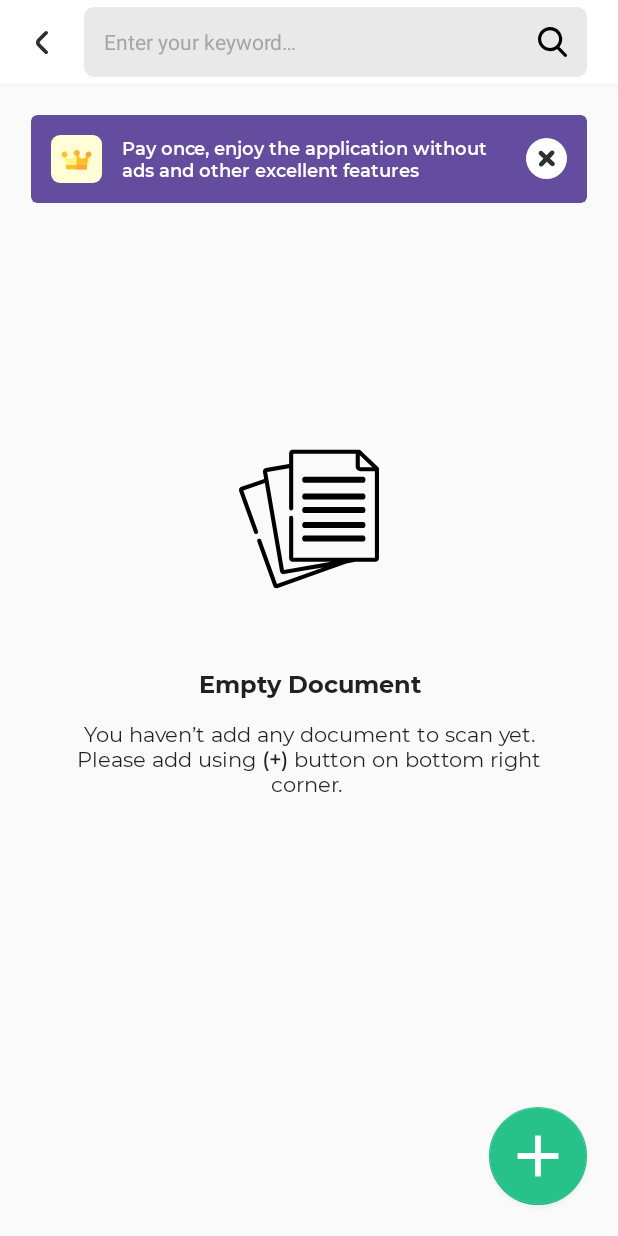
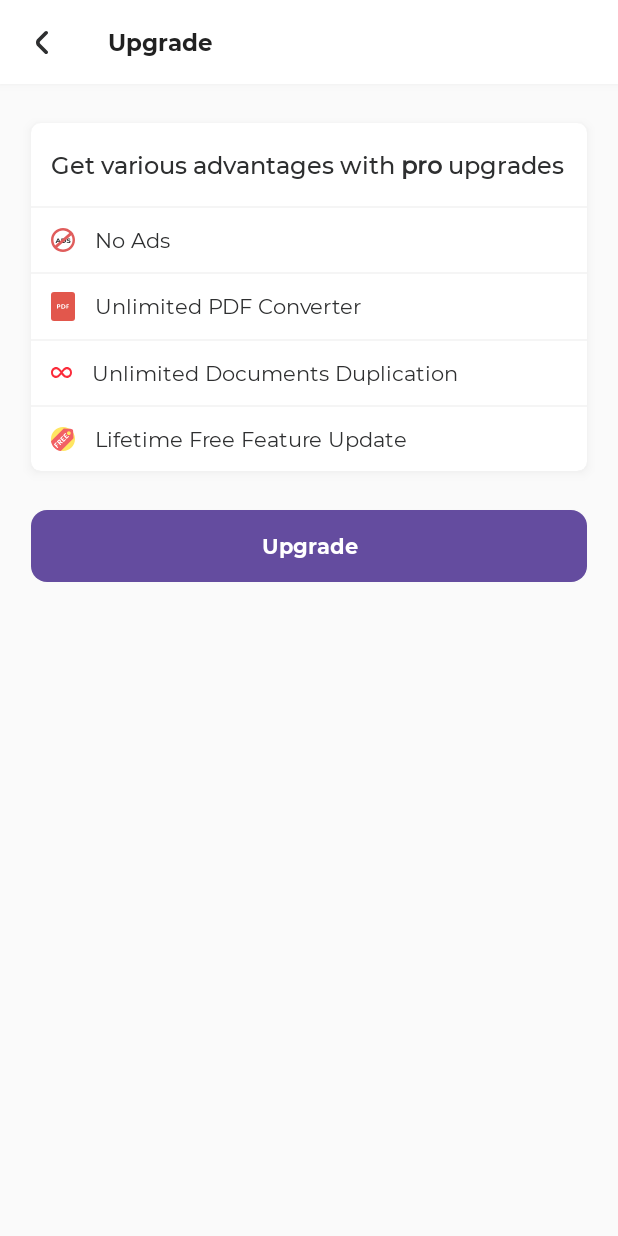
Before and after one commit to Codingle-House/RolllPDF, an Android app: the screen it shows after launch (MainActivity before the commit, ProActivity after it), after a tap on an icon or button, on a phone screen of 412 x 824 dp. Run offline under Robolectric (Android 15) with nearby library versions, the phone set to English and light mode, and no system bars; our stand-ins replace Dagger/Hilt's generated code, Room's generated code, sdp/ssp sizes; libraries missing offline, so code that uses them is left out: me.everything.android, pub.devrel.easypermissions; 2 statements that could not run were skipped; 2 other taps on this screen came first.

Commit message:
[irfan] feat: show pro activity

```diff
--- a/app/src/main/AndroidManifest.xml
+++ b/app/src/main/AndroidManifest.xml
@@ -56,6 +56,10 @@
             android:name=".presentation.detail.DocumentDetailActivity"
             android:screenOrientation="portrait" />
 
+        <activity
+            android:name=".presentation.pro.ProActivity"
+            android:screenOrientation="portrait" />
+
         <provider
             android:name="androidx.core.content.FileProvider"
             android:authorities="id.co.rolllpdf.provider"
--- a/app/src/main/java/id/co/rolllpdf/presentation/detail/DocumentDetailActivity.kt
+++ b/app/src/main/java/id/co/rolllpdf/presentation/detail/DocumentDetailActivity.kt
@@ -21,6 +21,7 @@ import id.co.rolllpdf.presentation.detail.adapter.DocumentDetailAdapter
 import id.co.rolllpdf.presentation.dialog.DeleteConfirmationDialog
 import id.co.rolllpdf.presentation.dialog.EditDocumentDialog
 import id.co.rolllpdf.presentation.imageprocessing.ImageProcessingActivity
+import id.co.rolllpdf.presentation.pro.ProActivity
 import id.co.rolllpdf.util.decorator.SpaceItemDecoration
 import id.co.rolllpdf.util.overscroll.NestedScrollViewOverScrollDecorAdapter
 import me.everything.android.ui.overscroll.VerticalOverScrollBounceEffectDecorator
@@ -154,15 +155,18 @@ class DocumentDetailActivity : BaseActivity(), EasyPermissions.PermissionCallbac
 
     private fun showProView() {
         with(binding.documentdetailsViewPro) {
-            setListener {
-                setListener { action ->
-                    when (action) {
-                        DialogProFeatureView.Action.Click -> {
+            setListener { action ->
+                when (action) {
+                    DialogProFeatureView.Action.Click -> {
+                        val intent = Intent(this@DocumentDetailActivity, ProActivity::class.java)
+                        startActivity(intent)
+                        overridePendingTransition(
+                            R.anim.transition_anim_slide_in_right,
+                            R.anim.transition_anim_slide_out_left
+                        )
+                    }
+                    DialogProFeatureView.Action.Close -> {
 
-                        }
-                        DialogProFeatureView.Action.Close -> {
-
-                        }
                     }
                 }
             }
--- a/app/src/main/java/id/co/rolllpdf/presentation/main/MainActivity.kt
+++ b/app/src/main/java/id/co/rolllpdf/presentation/main/MainActivity.kt
@@ -26,6 +26,7 @@ import id.co.rolllpdf.presentation.customview.DialogProFeatureView
 import id.co.rolllpdf.presentation.detail.DocumentDetailActivity
 import id.co.rolllpdf.presentation.dialog.DeleteConfirmationDialog
 import id.co.rolllpdf.presentation.main.adapter.MainAdapter
+import id.co.rolllpdf.presentation.pro.ProActivity
 import id.co.rolllpdf.util.decorator.SpaceItemDecoration
 import id.co.rolllpdf.util.overscroll.NestedScrollViewOverScrollDecorAdapter
 import kotlinx.coroutines.ExperimentalCoroutinesApi
@@ -160,15 +161,18 @@ class MainActivity : BaseActivity(), EasyPermissions.PermissionCallbacks,
 
     private fun showProView() {
         with(binding.mainViewPro) {
-            setListener {
-                setListener { action ->
-                    when (action) {
-                        DialogProFeatureView.Action.Click -> {
+            setListener { action ->
+                when (action) {
+                    DialogProFeatureView.Action.Click -> {
+                        val intent = Intent(this@MainActivity, ProActivity::class.java)
+                        startActivity(intent)
+                        overridePendingTransition(
+                            R.anim.transition_anim_slide_in_right,
+                            R.anim.transition_anim_slide_out_left
+                        )
+                    }
+                    DialogProFeatureView.Action.Close -> {
 
-                        }
-                        DialogProFeatureView.Action.Close -> {
-
-                        }
                     }
                 }
             }
--- /dev/null
+++ b/app/src/main/java/id/co/rolllpdf/presentation/pro/ProActivity.kt
@@ -0,0 +1,51 @@
+package id.co.rolllpdf.presentation.pro
+
+import id.co.rolllpdf.R
+import id.co.rolllpdf.base.BaseActivity
+import id.co.rolllpdf.databinding.ActivityProBinding
+import id.co.rolllpdf.util.overscroll.NestedScrollViewOverScrollDecorAdapter
+import me.everything.android.ui.overscroll.VerticalOverScrollBounceEffectDecorator
+
+/**
+ * Created by pertadima on 07,March,2021
+ */
+class ProActivity : BaseActivity() {
+
+    private val binding by lazy {
+        ActivityProBinding.inflate(layoutInflater)
+    }
+
+    override fun setupViewBinding() {
+        val view = binding.root
+        setContentView(view)
+    }
+
+    override fun setupUi() {
+        changeStatusBarTextColor(true)
+        changeStatusBarColor(android.R.color.white)
+        setupToolbar()
+        initOverScroll()
+    }
+
+    override fun onViewModelObserver() {
+
+    }
+
+    private fun setupToolbar() {
+        binding.proToolbar.setNavigationOnClickListener { finish() }
+    }
+
+    private fun initOverScroll() {
+        VerticalOverScrollBounceEffectDecorator(
+            NestedScrollViewOverScrollDecorAdapter(binding.proScrollview)
+        )
+    }
+
+    override fun finish() {
+        super.finish()
+        overridePendingTransition(
+            R.anim.transition_anim_slide_in_left,
+            R.anim.transition_anim_slide_out_right
+        )
+    }
+}
--- /dev/null
+++ b/app/src/main/res/drawable/general_ic_free.xml
@@ -0,0 +1,42 @@
+<vector xmlns:android="http://schemas.android.com/apk/res/android"
+    android:width="16dp"
+    android:height="16dp"
+    android:viewportWidth="16"
+    android:viewportHeight="16">
+  <path
+      android:pathData="M16,8C16,12.4183 12.4183,16 8,16C7.584,16 7.1755,15.9684 6.7769,15.9072C6.4147,15.8518 6.0608,15.7717 5.7162,15.6696C2.7899,14.7993 0.5649,12.3 0.0928,9.2231C0.0326,8.8301 0.001,8.4274 0,8.0176L0,8C0,3.5817 3.5817,0 8,0C9.2271,0 10.3899,0.2762 11.429,0.77C11.6226,0.8621 11.8123,0.9617 11.9971,1.0687C12.5864,1.4093 13.1285,1.8228 13.6105,2.2969C14.2749,2.9508 14.8254,3.7195 15.23,4.5714C15.7238,5.6105 16,6.7732 16,8Z"
+      android:strokeWidth="1"
+      android:fillColor="#FFE662"
+      android:fillType="evenOdd"
+      android:strokeColor="#00000000"/>
+  <path
+      android:pathData="M14.8713,4.8635L14.7353,2.4386C14.6997,1.8058 14.1944,1.3008 13.5618,1.2652L12.7319,1.2187L11.1371,1.1289L8.8708,1.0015C8.6065,0.9866 8.3485,1.0851 8.1613,1.2723L0,9.4334C0.5183,12.8121 3.188,15.4817 6.5667,16L14.7278,7.8387C14.9148,7.6516 15.0133,7.3937 14.9986,7.1295L14.8713,4.8635ZM12.8097,5.0066C12.3083,5.508 11.495,5.5083 10.9936,5.0069C10.4919,4.5049 10.4922,3.6917 10.9936,3.1903C11.495,2.6889 12.3083,2.6886 12.8103,3.1903C13.3117,3.6917 13.3113,4.5049 12.8097,5.0066Z"
+      android:strokeWidth="1"
+      android:fillColor="#F26065"
+      android:fillType="nonZero"
+      android:strokeColor="#00000000"/>
+  <path
+      android:pathData="M2.0613,11.7994C1.9535,11.6913 2.0141,11.5224 2.1286,11.4076L3.2972,10.2352C3.4085,10.1236 3.5734,10.1946 3.6812,10.3027C3.8058,10.4278 3.8564,10.5932 3.7553,10.6946L2.8831,11.5697L3.4523,12.1407L3.9608,11.6305C4.0619,11.5292 4.2168,11.5697 4.3245,11.6779C4.4154,11.769 4.4761,11.9245 4.365,12.0359L3.8564,12.5461L4.7253,13.4178C4.8331,13.5259 4.7557,13.7118 4.6244,13.8435C4.4929,13.9752 4.3077,14.053 4.2,13.9449L2.0613,11.7994Z"
+      android:strokeWidth="1"
+      android:fillColor="#FFFFFF"
+      android:fillType="evenOdd"
+      android:strokeColor="#00000000"/>
+  <path
+      android:pathData="M3.9945,9.8533C3.9103,9.7688 3.9002,9.6303 3.9979,9.5323L4.6951,8.8329C5.1565,8.37 5.6953,8.1741 6.2443,8.7248C6.6215,9.1033 6.6653,9.4918 6.5205,9.8196L7.6757,10.1541C7.7093,10.1608 7.7362,10.1811 7.7531,10.198C7.8845,10.3297 7.8508,10.6472 7.6958,10.8027C7.6285,10.8703 7.5376,10.9075 7.4298,10.8736L6.0725,10.4378L5.8502,10.6608L6.662,11.4751C6.7697,11.5832 6.6922,11.7691 6.5609,11.9008C6.4296,12.0326 6.2443,12.1102 6.1365,12.0022L3.9945,9.8533ZM4.8197,9.627L5.4461,10.2553L5.7795,9.921C5.9681,9.7317 6.0052,9.5392 5.7695,9.3027C5.5336,9.0662 5.3416,9.1033 5.1531,9.2925L4.8197,9.627Z"
+      android:strokeWidth="1"
+      android:fillColor="#FFFFFF"
+      android:fillType="nonZero"
+      android:strokeColor="#00000000"/>
+  <path
+      android:pathData="M7.5578,8.0221L8.063,7.5154C8.1641,7.414 8.3189,7.4545 8.4267,7.5626C8.5176,7.6538 8.5782,7.8092 8.4671,7.9207L7.9619,8.4275L8.5345,9.0019L9.4371,8.0963C9.5382,7.9951 9.7032,8.0457 9.8279,8.1707C9.9356,8.2788 10.0063,8.4444 9.8952,8.5559L8.6962,9.7587C8.5817,9.8736 8.4133,9.9344 8.3056,9.8263L6.1669,7.6808C6.059,7.5727 6.1197,7.4038 6.2343,7.2888L7.4332,6.0861C7.5444,5.9746 7.7093,6.0456 7.8171,6.1537C7.9417,6.2787 7.9923,6.4443 7.8912,6.5457L6.9886,7.4511L7.5578,8.0221Z"
+      android:strokeWidth="1"
+      android:fillColor="#FFFFFF"
+      android:fillType="evenOdd"
+      android:strokeColor="#00000000"/>
+  <path
+      android:pathData="M9.5751,5.9983L10.0804,5.4916C10.1814,5.3902 10.3363,5.4308 10.4441,5.5389C10.535,5.6301 10.5956,5.7854 10.4845,5.8969L9.9793,6.4037L10.5518,6.9781L11.4545,6.0727C11.5556,5.9713 11.7206,6.0219 11.8451,6.1469C11.953,6.2551 12.0237,6.4206 11.9126,6.5321L10.7135,7.7349C10.599,7.8498 10.4307,7.9106 10.3229,7.8025L8.1843,5.657C8.0765,5.5489 8.137,5.38 8.2515,5.2652L9.4505,4.0623C9.5618,3.9509 9.7267,4.0218 9.8344,4.1299C9.9591,4.2549 10.0097,4.4205 9.9086,4.5219L9.006,5.4273L9.5751,5.9983Z"
+      android:strokeWidth="1"
+      android:fillColor="#FFFFFF"
+      android:fillType="evenOdd"
+      android:strokeColor="#00000000"/>
+</vector>
--- /dev/null
+++ b/app/src/main/res/drawable/general_ic_noads.xml
@@ -0,0 +1,18 @@
+<vector xmlns:android="http://schemas.android.com/apk/res/android"
+    android:width="16dp"
+    android:height="16dp"
+    android:viewportWidth="16"
+    android:viewportHeight="16">
+  <path
+      android:pathData="M5.7815,9.9503L5.5011,9.3287L4.0312,9.3287L3.7508,9.9503L3,9.9503L4.4111,7.0497L5.1348,7.0497L6.5504,9.9503L5.7815,9.9503ZM4.2664,8.8191L5.2705,8.8191L4.7684,7.7086L4.2664,8.8191ZM6.8806,9.9503L6.8806,7.0497L8.3189,7.0497C9.3546,7.0497 10.0647,7.6215 10.0647,8.5C10.0647,9.3785 9.3546,9.9503 8.3189,9.9503L6.8806,9.9503ZM7.6133,9.3992L8.2827,9.3992C8.9114,9.3992 9.3229,9.0552 9.3229,8.5C9.3229,7.9448 8.9114,7.6008 8.2827,7.6008L7.6133,7.6008L7.6133,9.3992ZM11.6567,10C11.1547,10 10.6481,9.8633 10.3677,9.6644L10.6165,9.1588C10.8833,9.337 11.2813,9.4613 11.6612,9.4613C12.0954,9.4613 12.2718,9.3287 12.2718,9.1506C12.2718,8.6077 10.431,8.9807 10.431,7.9033C10.431,7.4102 10.8652,7 11.7653,7C12.1633,7 12.5703,7.087 12.8643,7.2569L12.6382,7.7666C12.3442,7.6133 12.0412,7.5387 11.7607,7.5387C11.3265,7.5387 11.1592,7.6878 11.1592,7.8702C11.1592,8.4047 13,8.0359 13,9.1008C13,9.5856 12.5613,10 11.6567,10Z"
+      android:strokeWidth="1"
+      android:fillColor="#2E2F30"
+      android:fillType="evenOdd"
+      android:strokeColor="#00000000"/>
+  <path
+      android:pathData="M13.4887,2.1798L13.5313,2.1424L14.8832,3.6852L14.7897,3.7671C15.5567,4.9949 16,6.4457 16,8C16,12.4183 12.4183,16 8,16C3.5817,16 0,12.4183 0,8C0,3.5817 3.5817,0 8,0C10.1248,0 12.0561,0.8284 13.4887,2.1798ZM4.1678,13.075C5.2335,13.8809 6.5609,14.359 8,14.359C11.512,14.359 14.359,11.512 14.359,8C14.359,6.8608 14.0594,5.7916 13.5348,4.8668L4.1678,13.075ZM2.7504,11.5896L12.2474,3.2675C11.1214,2.2562 9.6326,1.641 8,1.641C4.488,1.641 1.641,4.488 1.641,8C1.641,9.3319 2.0505,10.5681 2.7504,11.5896Z"
+      android:strokeWidth="1"
+      android:fillColor="#E05D5C"
+      android:fillType="evenOdd"
+      android:strokeColor="#00000000"/>
+</vector>
--- /dev/null
+++ b/app/src/main/res/drawable/general_ic_unlimited.xml
@@ -0,0 +1,12 @@
+<vector xmlns:android="http://schemas.android.com/apk/res/android"
+    android:width="14dp"
+    android:height="7dp"
+    android:viewportWidth="14"
+    android:viewportHeight="7">
+  <path
+      android:pathData="M10.6448,0.0002L10.5066,0.0031C10.1028,0.0201 9.7175,0.1114 9.3629,0.2647C9.3629,0.2647 8.5436,0.3985 7.121,2.2589L7.0253,2.379C5.8726,0.7934 4.8266,0.3381 4.6602,0.2732C4.6391,0.265 4.6183,0.2565 4.5975,0.248C4.2232,0.0921 3.8159,0.0046 3.3893,0.0002C1.5404,-0.0189 0.0136,1.5452 0.0001,3.474C-0.0134,5.4188 1.4939,7 3.3553,7L3.4935,6.9971C3.8973,6.98 4.2826,6.8887 4.6372,6.7355C4.6372,6.7355 5.4722,6.599 6.9198,4.6876L6.9139,4.6958L6.9469,4.7378C8.2941,6.407 9.3629,6.7355 9.3629,6.7355C9.7578,6.9061 10.1909,7 10.6448,7C12.498,7 14,5.4329 14,3.5001C14,1.5672 12.498,0.0002 10.6448,0.0002ZM5.0548,4.7372C4.5857,5.2503 4.0518,5.6463 3.3412,5.6463C2.2048,5.6463 1.2837,4.6855 1.2837,3.5001C1.2837,2.3149 2.2045,1.3541 3.3404,1.3538C3.9753,1.3535 4.4793,1.7099 4.942,2.1403C5.647,2.7958 6.1828,3.4396 6.1828,3.4396C6.1828,3.4396 5.4429,4.3121 5.0548,4.7372ZM10.6597,5.6463C10.0248,5.6466 9.5208,5.2903 9.0581,4.8599C8.3531,4.2043 7.8173,3.5606 7.8173,3.5606C7.8173,3.5606 8.5572,2.6881 8.9453,2.263C9.4144,1.7498 9.9483,1.3538 10.6589,1.3538C11.7953,1.3538 12.7164,2.3146 12.7164,3.5001C12.7164,4.6852 11.7956,5.6461 10.6597,5.6463Z"
+      android:strokeWidth="1"
+      android:fillColor="#FB2B3A"
+      android:fillType="nonZero"
+      android:strokeColor="#00000000"/>
+</vector>
--- /dev/null
+++ b/app/src/main/res/layout/activity_pro.xml
@@ -0,0 +1,154 @@
+<?xml version="1.0" encoding="utf-8"?>
+<androidx.coordinatorlayout.widget.CoordinatorLayout xmlns:android="http://schemas.android.com/apk/res/android"
+    xmlns:app="http://schemas.android.com/apk/res-auto"
+    android:layout_width="match_parent"
+    android:layout_height="match_parent"
+    android:background="@color/default_background">
+
+    <com.google.android.material.appbar.AppBarLayout
+        android:layout_width="match_parent"
+        android:layout_height="wrap_content">
+
+        <androidx.appcompat.widget.Toolbar
+            android:id="@+id/pro_toolbar"
+            android:layout_width="match_parent"
+            android:layout_height="wrap_content"
+            android:background="@android:color/white"
+            app:navigationIcon="@drawable/general_ic_chevron_left"
+            app:title="@string/pro_title_page"
+            app:titleTextAppearance="@style/ToolbarTextAppearance" />
+    </com.google.android.material.appbar.AppBarLayout>
+
+    <androidx.core.widget.NestedScrollView
+        android:id="@+id/pro_scrollview"
+        android:layout_width="match_parent"
+        android:layout_height="match_parent"
+        app:layout_behavior="com.google.android.material.appbar.AppBarLayout$ScrollingViewBehavior">
+
+        <LinearLayout
+            android:layout_width="match_parent"
+            android:layout_height="wrap_content"
+            android:orientation="vertical">
+
+            <com.google.android.material.card.MaterialCardView
+                android:layout_width="match_parent"
+                android:layout_height="wrap_content"
+                android:layout_marginHorizontal="@dimen/_16sdp"
+                android:layout_marginTop="@dimen/_20sdp"
+                app:cardCornerRadius="@dimen/_5sdp"
+                app:cardElevation="@dimen/_3sdp">
+
+                <LinearLayout
+                    android:layout_width="match_parent"
+                    android:layout_height="wrap_content"
+                    android:orientation="vertical">
+
+                    <id.co.rolllpdf.uikit.UiKitTextview
+                        android:layout_width="match_parent"
+                        android:layout_height="wrap_content"
+                        android:layout_marginHorizontal="@dimen/_10sdp"
+                        android:layout_marginTop="@dimen/_13sdp"
+                        android:text="@string/pro_text_desc"
+                        app:rolll_text_code="h6_M"
+                        app:rolll_text_color="dark" />
+
+                    <View
+                        android:layout_width="match_parent"
+                        android:layout_height="@dimen/_1sdp"
+                        android:layout_marginTop="@dimen/_13sdp"
+                        android:background="@color/app_line_color" />
+
+
+                    <id.co.rolllpdf.uikit.UiKitTextview
+                        android:layout_width="match_parent"
+                        android:layout_height="wrap_content"
+                        android:background="?attr/selectableItemBackground"
+                        android:clickable="true"
+                        android:drawablePadding="@dimen/_10sdp"
+                        android:focusable="true"
+                        android:paddingHorizontal="@dimen/_10sdp"
+                        android:paddingVertical="@dimen/_9sdp"
+                        android:text="@string/pro_text_no_ads"
+                        app:drawableStartCompat="@drawable/general_ic_noads"
+                        app:rolll_text_code="p_a_r"
+                        app:rolll_text_color="dark" />
+
+                    <View
+                        android:layout_width="match_parent"
+                        android:layout_height="@dimen/_1sdp"
+                        android:background="@color/app_line_color" />
+
+                    <id.co.rolllpdf.uikit.UiKitTextview
+                        android:layout_width="match_parent"
+                        android:layout_height="wrap_content"
+                        android:background="?attr/selectableItemBackground"
+                        android:clickable="true"
+                        android:drawablePadding="@dimen/_10sdp"
+                        android:focusable="true"
+                        android:paddingHorizontal="@dimen/_10sdp"
+                        android:paddingVertical="@dimen/_9sdp"
+                        android:text="@string/pro_text_unlimitiedpdf"
+                        app:drawableStartCompat="@drawable/general_ic_pdf"
+                        app:rolll_text_code="p_a_r"
+                        app:rolll_text_color="dark" />
+
+                    <View
+                        android:layout_width="match_parent"
+                        android:layout_height="@dimen/_1sdp"
+                        android:background="@color/app_line_color" />
+
+                    <id.co.rolllpdf.uikit.UiKitTextview
+                        android:layout_width="match_parent"
+                        android:layout_height="wrap_content"
+                        android:background="?attr/selectableItemBackground"
+                        android:clickable="true"
+                        android:drawablePadding="@dimen/_10sdp"
+                        android:focusable="true"
+                        android:paddingHorizontal="@dimen/_10sdp"
+                        android:paddingVertical="@dimen/_9sdp"
+                        android:text="@string/pro_text_unlimitiedduplicate"
+                        app:drawableStartCompat="@drawable/general_ic_unlimited"
+                        app:rolll_text_code="p_a_r"
+                        app:rolll_text_color="dark" />
+
+                    <View
+                        android:layout_width="match_parent"
+                        android:layout_height="@dimen/_1sdp"
+                        android:background="@color/app_line_color" />
+
+                    <id.co.rolllpdf.uikit.UiKitTextview
+                        android:layout_width="match_parent"
+                        android:layout_height="wrap_content"
+                        android:background="?attr/selectableItemBackground"
+                        android:clickable="true"
+                        android:drawablePadding="@dimen/_10sdp"
+                        android:focusable="true"
+                        android:paddingHorizontal="@dimen/_10sdp"
+                        android:paddingVertical="@dimen/_9sdp"
+                        android:text="@string/pro_text_freeupgrade"
+                        app:drawableStartCompat="@drawable/general_ic_free"
+                        app:rolll_text_code="p_a_r"
+                        app:rolll_text_color="dark" />
+
+
+                </LinearLayout>
+            </com.google.android.material.card.MaterialCardView>
+
+            <androidx.appcompat.widget.AppCompatButton
+                android:id="@+id/pro_button_upgrade"
+                android:layout_width="match_parent"
+                android:layout_height="wrap_content"
+                android:layout_marginHorizontal="@dimen/_16sdp"
+                android:layout_marginVertical="@dimen/_20sdp"
+                android:background="@drawable/general_button_primary"
+                android:clickable="true"
+                android:focusable="true"
+                android:fontFamily="@font/montserrat_bold"
+                android:text="@string/pro_title_page"
+                android:textAllCaps="false"
+                android:textColor="@android:color/white"
+                android:textSize="@dimen/_11sdp" />
+
+        </LinearLayout>
+    </androidx.core.widget.NestedScrollView>
+</androidx.coordinatorlayout.widget.CoordinatorLayout>
--- a/app/src/main/res/values/strings.xml
+++ b/app/src/main/res/values/strings.xml
@@ -47,4 +47,10 @@
     <string name="dialog_hint_edit">Enter your title…</string>
     <string name="dialog_error_edit">Title can\'t be empty</string>
 
+    <string name="pro_title_page">Upgrade</string>
+    <string name="pro_text_desc">Get various advantages with <b>pro</b> upgrades</string>
+    <string name="pro_text_no_ads">No Ads</string>
+    <string name="pro_text_unlimitiedpdf">Unlimited PDF Converter</string>
+    <string name="pro_text_unlimitiedduplicate">Unlimited Documents Duplication</string>
+    <string name="pro_text_freeupgrade">Lifetime Free Feature Update</string>
 </resources>
```
